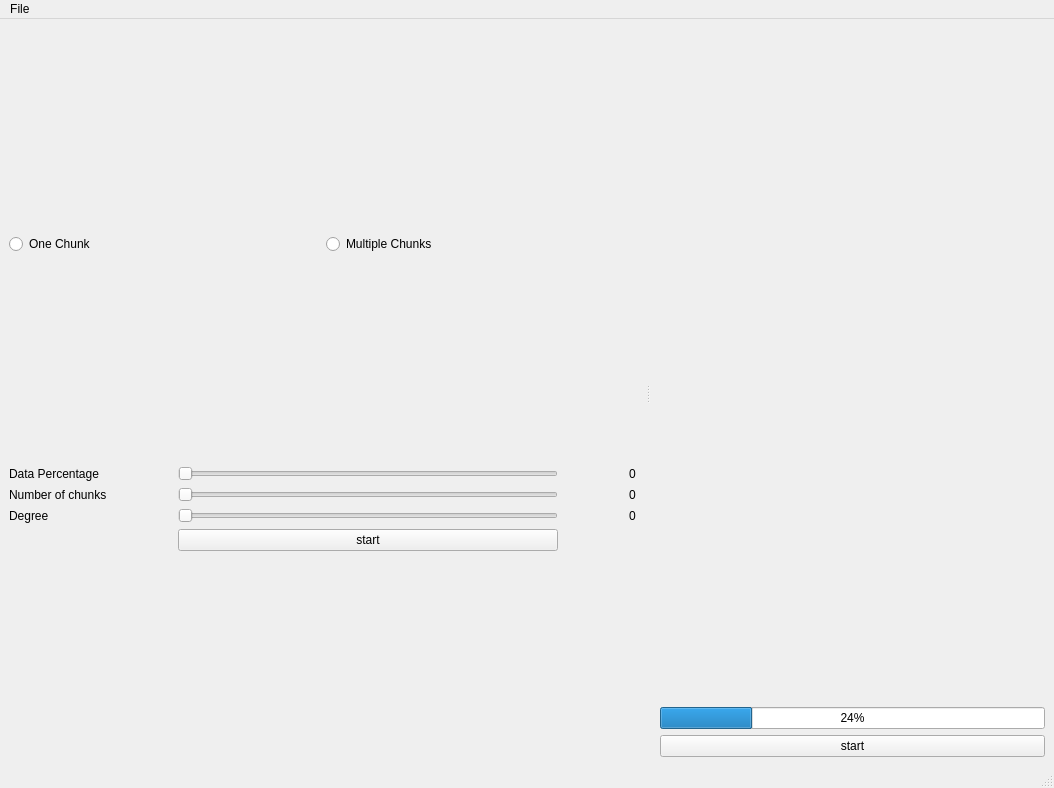
The window that Team7_on_fire.ui (Mohamed-Ibrahim-01/curve-fitting) describes before a commit, drawn with Qt 5.
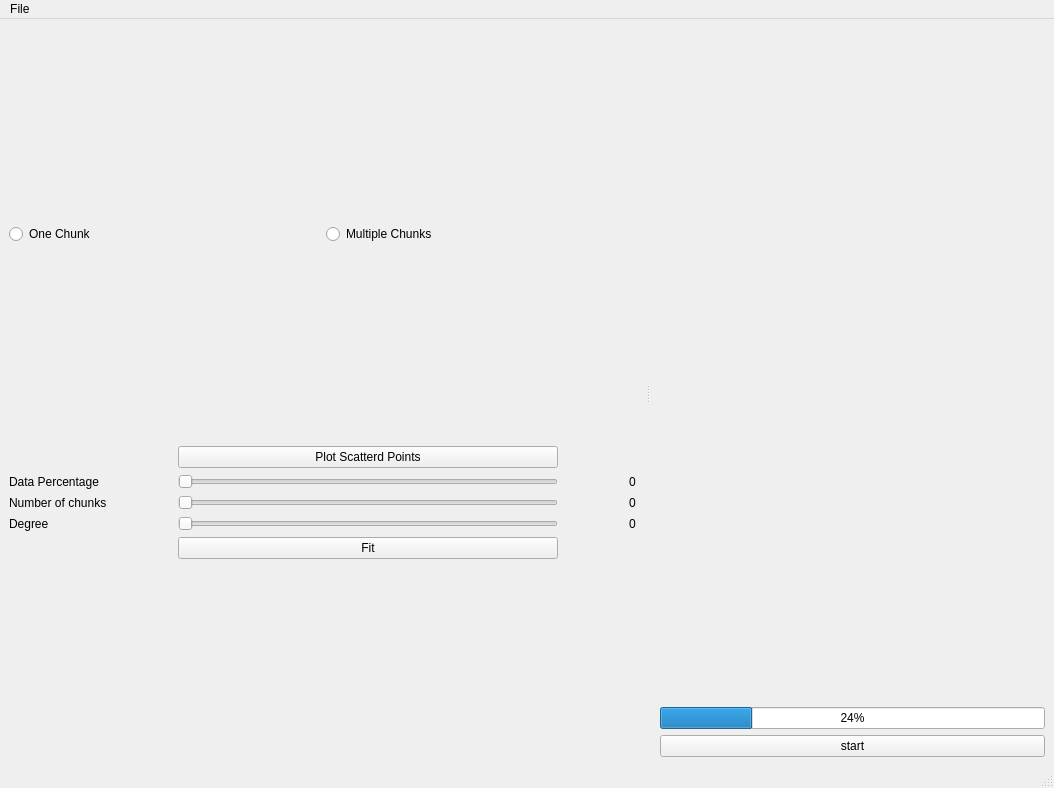
The same window after the commit.

```diff
--- a/Team7_on_fire.ui
+++ b/Team7_on_fire.ui
@@ -45,28 +45,28 @@
       <property name="horizontalSpacing">
        <number>71</number>
       </property>
-      <item row="1" column="0">
+      <item row="2" column="0">
        <widget class="QLabel" name="label_3">
         <property name="text">
          <string>Number of chunks</string>
         </property>
        </widget>
       </item>
-      <item row="2" column="2">
+      <item row="3" column="2">
        <widget class="QLabel" name="degree_lable">
         <property name="text">
          <string>0</string>
         </property>
        </widget>
       </item>
-      <item row="1" column="2">
+      <item row="2" column="2">
        <widget class="QLabel" name="number_of_chunks_lable">
         <property name="text">
          <string>0</string>
         </property>
        </widget>
       </item>
-      <item row="2" column="1">
+      <item row="3" column="1">
        <widget class="QSlider" name="polynomial_degree_slider">
         <property name="minimumSize">
          <size>
@@ -82,48 +82,55 @@
         </property>
        </widget>
       </item>
-      <item row="3" column="1">
-       <widget class="QPushButton" name="start_button">
-        <property name="text">
-         <string>start</string>
+      <item row="1" column="1">
+       <widget class="QSlider" name="data_percentage_slider">
+        <property name="orientation">
+         <enum>Qt::Horizontal</enum>
         </property>
        </widget>
       </item>
-      <item row="0" column="0">
+      <item row="1" column="0">
        <widget class="QLabel" name="label_5">
         <property name="text">
          <string>Data Percentage</string>
         </property>
        </widget>
       </item>
-      <item row="0" column="1">
-       <widget class="QSlider" name="data_percentage_slider">
-        <property name="orientation">
-         <enum>Qt::Horizontal</enum>
-        </property>
-       </widget>
-      </item>
-      <item row="2" column="0">
+      <item row="3" column="0">
        <widget class="QLabel" name="label_4">
         <property name="text">
          <string>Degree</string>
         </property>
        </widget>
       </item>
-      <item row="0" column="2">
-       <widget class="QLabel" name="data_percentage_label">
-        <property name="text">
-         <string>0</string>
-        </property>
-       </widget>
-      </item>
-      <item row="1" column="1">
+      <item row="2" column="1">
        <widget class="QSlider" name="number_of_chunks_slider">
         <property name="orientation">
          <enum>Qt::Horizontal</enum>
         </property>
        </widget>
       </item>
+      <item row="1" column="2">
+       <widget class="QLabel" name="data_percentage_label">
+        <property name="text">
+         <string>0</string>
+        </property>
+       </widget>
+      </item>
+      <item row="0" column="1">
+       <widget class="QPushButton" name="start_button">
+        <property name="text">
+         <string>Plot Scatterd Points</string>
+        </property>
+       </widget>
+      </item>
+      <item row="4" column="1">
+       <widget class="QPushButton" name="fitting_button">
+        <property name="text">
+         <string>Fit</string>
+        </property>
+       </widget>
+      </item>
      </layout>
     </item>
    </layout>
```
Left out of the diff: 4 changed lines with no effect on the pictures.
